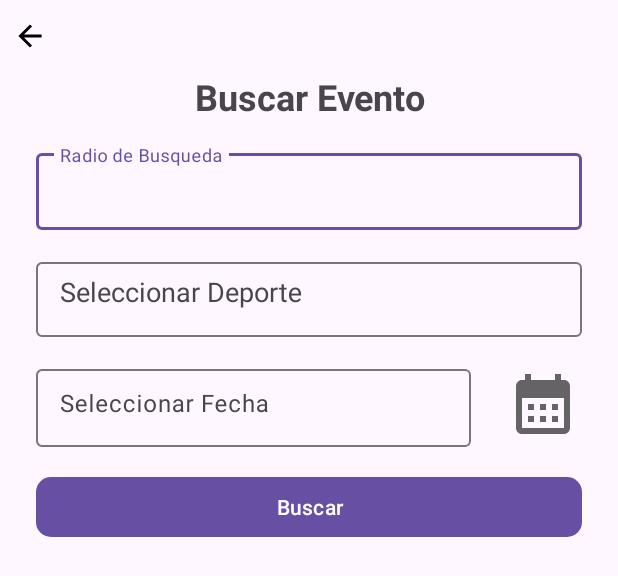
After one commit to RodrigoPersoglia/PlayNow, an Android app: the layout search_event.xml on its own in the app's theme, with its tools: preview values and no code run, on a phone screen of 412 x 824 dp. The commit adds this screen. Shown: the top 576 px of the screen. Run offline under Robolectric (Android 15) with nearby library versions, the phone set to English and light mode, and no system bars.

Commit message:
suscripcion a evento

```diff
--- /dev/null
+++ b/app/src/main/res/drawable/ic_arrow_back_foreground.xml
@@ -0,0 +1,16 @@
+<vector xmlns:android="http://schemas.android.com/apk/res/android"
+    android:width="108dp"
+    android:height="108dp"
+    android:viewportWidth="24"
+    android:viewportHeight="24"
+    android:tint="#000000"
+    android:autoMirrored="true">
+  <group android:scaleX="0.58"
+      android:scaleY="0.58"
+      android:translateX="5.04"
+      android:translateY="5.04">
+    <path
+        android:fillColor="@android:color/white"
+        android:pathData="M20,11H7.83l5.59,-5.59L12,4l-8,8 8,8 1.41,-1.41L7.83,13H20v-2z"/>
+  </group>
+</vector>
--- /dev/null
+++ b/app/src/main/res/layout/search_event.xml
@@ -0,0 +1,128 @@
+<?xml version="1.0" encoding="utf-8"?>
+<androidx.constraintlayout.widget.ConstraintLayout xmlns:android="http://schemas.android.com/apk/res/android"
+    xmlns:app="http://schemas.android.com/apk/res-auto"
+    android:layout_width="match_parent"
+    android:layout_height="match_parent">
+
+    <LinearLayout
+        android:layout_width="match_parent"
+        android:layout_height="match_parent"
+        android:backgroundTint="#050505"
+        android:orientation="vertical">
+
+        <Button
+            android:id="@+id/back_btn"
+            android:layout_width="wrap_content"
+            android:layout_height="wrap_content"
+            android:background="@android:color/transparent"
+            android:paddingLeft="0dp"
+            android:paddingTop="0dp"
+            android:paddingEnd="0dp"
+            android:paddingRight="0dp"
+            android:paddingBottom="0dp"
+
+            app:icon="@drawable/ic_arrow_back_foreground"
+            app:iconPadding="0dp"
+            app:iconSize="40dp"
+            app:iconTint="#020202" />
+
+        <TextView
+            android:layout_width="match_parent"
+            android:layout_height="wrap_content"
+            android:layout_marginTop="0dp"
+            android:gravity="center"
+            android:text="Buscar Evento"
+            android:textSize="24sp"
+            android:textStyle="bold" />
+
+        <View
+            android:layout_width="match_parent"
+            android:layout_height="16dp" />
+
+
+        <com.google.android.material.textfield.TextInputLayout
+            android:layout_width="match_parent"
+            android:layout_height="wrap_content"
+            android:layout_marginStart="24dp"
+            android:layout_marginEnd="24dp"
+            android:layout_marginBottom="16dp"
+            android:hint="Radio de Busqueda">
+
+            <EditText
+                android:id="@+id/txt_quantityEvent"
+                android:layout_width="match_parent"
+                android:layout_height="wrap_content"
+                android:ems="10"
+                android:inputType="number"
+                android:paddingTop="12dp" />
+        </com.google.android.material.textfield.TextInputLayout>
+
+        <com.google.android.material.textfield.TextInputLayout
+            android:layout_width="match_parent"
+            android:layout_height="wrap_content"
+            android:layout_marginStart="24dp"
+            android:layout_marginEnd="24dp"
+            android:layout_marginBottom="16dp"
+            android:hint="Seleccionar Deporte">
+
+            <AutoCompleteTextView
+                android:id="@+id/select_sportsEvent"
+                android:layout_width="match_parent"
+                android:layout_height="50dp"
+                android:ems="10"
+                android:gravity="left"
+                android:inputType="none"
+                android:paddingLeft="16dp"
+                android:paddingTop="10dp" />
+        </com.google.android.material.textfield.TextInputLayout>
+
+        <LinearLayout
+            android:layout_width="match_parent"
+            android:layout_height="wrap_content"
+            android:layout_marginStart="24dp"
+            android:layout_marginEnd="24dp"
+            android:layout_marginBottom="16dp"
+            android:gravity="center"
+            android:orientation="horizontal">
+
+            <com.google.android.material.textfield.TextInputLayout
+                android:layout_width="0dp"
+                android:layout_height="wrap_content"
+                android:layout_weight="1"
+                android:hint="Seleccionar Fecha">
+
+                <EditText
+                    android:id="@+id/date_CalendarEvent"
+                    android:layout_width="match_parent"
+                    android:layout_height="52dp"
+                    android:clickable="true"
+                    android:focusable="false"
+                    android:paddingTop="12dp" />
+            </com.google.android.material.textfield.TextInputLayout>
+
+            <Button
+                android:id="@+id/image_calendar"
+                android:layout_width="74dp"
+                android:layout_height="52dp"
+                android:backgroundTint="@color/transparent"
+                app:cornerRadius="10dp"
+                app:icon="@drawable/ic_calendary"
+                app:iconSize="48dp"
+                app:iconTint="#000000" />
+        </LinearLayout>
+
+        <com.google.android.material.textfield.TextInputLayout
+            android:layout_width="match_parent"
+            android:layout_height="wrap_content"
+            android:layout_marginStart="24dp"
+            android:layout_marginEnd="24dp">
+
+            <Button
+                android:id="@+id/saveEventButton"
+                android:layout_width="match_parent"
+                android:layout_height="wrap_content"
+                android:text="Buscar"
+                app:cornerRadius="10dp" />
+        </com.google.android.material.textfield.TextInputLayout>
+    </LinearLayout>
+</androidx.constraintlayout.widget.ConstraintLayout>
--- /dev/null
+++ b/app/src/main/res/mipmap-anydpi-v26/ic_arrow_back.xml
@@ -0,0 +1,5 @@
+<?xml version="1.0" encoding="utf-8"?>
+<adaptive-icon xmlns:android="http://schemas.android.com/apk/res/android">
+    <background android:drawable="@drawable/ic_arrow_back_background"/>
+    <foreground android:drawable="@drawable/ic_arrow_back_foreground"/>
+</adaptive-icon>
--- /dev/null
+++ b/app/src/main/res/mipmap-anydpi-v26/ic_arrow_back_round.xml
@@ -0,0 +1,5 @@
+<?xml version="1.0" encoding="utf-8"?>
+<adaptive-icon xmlns:android="http://schemas.android.com/apk/res/android">
+    <background android:drawable="@drawable/ic_arrow_back_background"/>
+    <foreground android:drawable="@drawable/ic_arrow_back_foreground"/>
+</adaptive-icon>
```
Also changed, not shown: app/src/main/java/com/example/test1/SubscriberMain.java (+74 -2 lines), app/src/main/res/drawable/ic_arrow_back_background.xml (added, +74 -0 lines), app/src/main/res/layout/activity_subscriber_main.xml (+24 -7 lines), app/src/main/ic_arrow_back-playstore.png (added), app/src/main/res/mipmap-hdpi/ic_arrow_back.webp (added), app/src/main/res/mipmap-hdpi/ic_arrow_back_round.webp (added), app/src/main/res/mipmap-mdpi/ic_arrow_back.webp (added), app/src/main/res/mipmap-mdpi/ic_arrow_back_round.webp (added), app/src/main/res/mipmap-xhdpi/ic_arrow_back.webp (added), app/src/main/res/mipmap-xhdpi/ic_arrow_back_round.webp (added), app/src/main/res/mipmap-xxhdpi/ic_arrow_back.webp (added), app/src/main/res/mipmap-xxhdpi/ic_arrow_back_round.webp (added), app/src/main/res/mipmap-xxxhdpi/ic_arrow_back.webp (added), app/src/main/res/mipmap-xxxhdpi/ic_arrow_back_round.webp (added).
